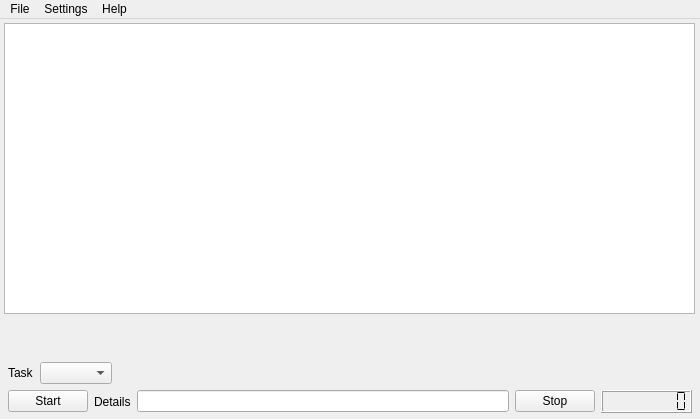
Qt form data/ui/whch.ui (Patriciasc/WHCH) before a commit.
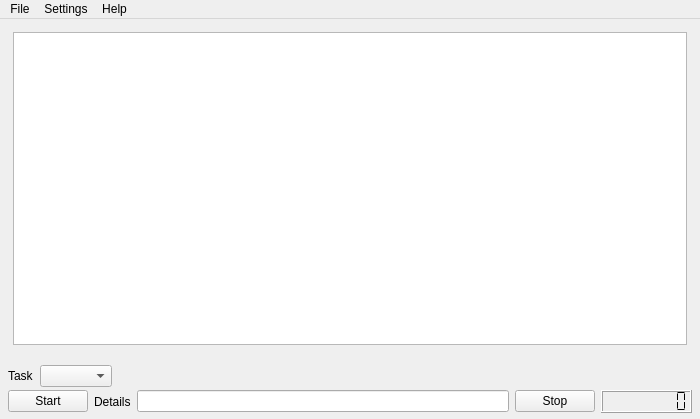
The same form after that commit. The open tabs and pages were chosen to show the change. Icons and pictures are not drawn.

Commit message: Added "History View" option in GUI.

What changed in the file:
```diff
--- a/data/ui/whch.ui
+++ b/data/ui/whch.ui
@@ -38,23 +38,23 @@
     </property>
     <item>
      <layout class="QVBoxLayout" name="verticalLayout">
+      <property name="spacing">
+       <number>3</number>
+      </property>
       <item>
        <layout class="QHBoxLayout" name="horizontalLayout">
+        <property name="spacing">
+         <number>0</number>
+        </property>
         <item>
          <widget class="QStackedWidget" name="stackedWidget">
           <property name="currentIndex">
            <number>1</number>
           </property>
           <widget class="QWidget" name="page_3">
+           <layout class="QHBoxLayout" name="horizontalLayout_6">
+            <item>
            <widget class="QTableView" name="tableView">
-            <property name="geometry">
-             <rect>
-              <x>2</x>
-              <y>2</y>
-              <width>691</width>
-              <height>291</height>
-             </rect>
-            </property>
             <property name="frameShape">
              <enum>QFrame::StyledPanel</enum>
             </property>
@@ -86,6 +86,8 @@
              <bool>false</bool>
             </attribute>
            </widget>
+            </item>
+           </layout>
           </widget>
           <widget class="QWidget" name="page_4">
            <layout class="QHBoxLayout" name="horizontalLayout_3">
```
Left out of the diff: 19 changed lines with no effect on the pictures. Lines whose indentation alone changed are shown as unchanged. The commit also changes 1 other file.
